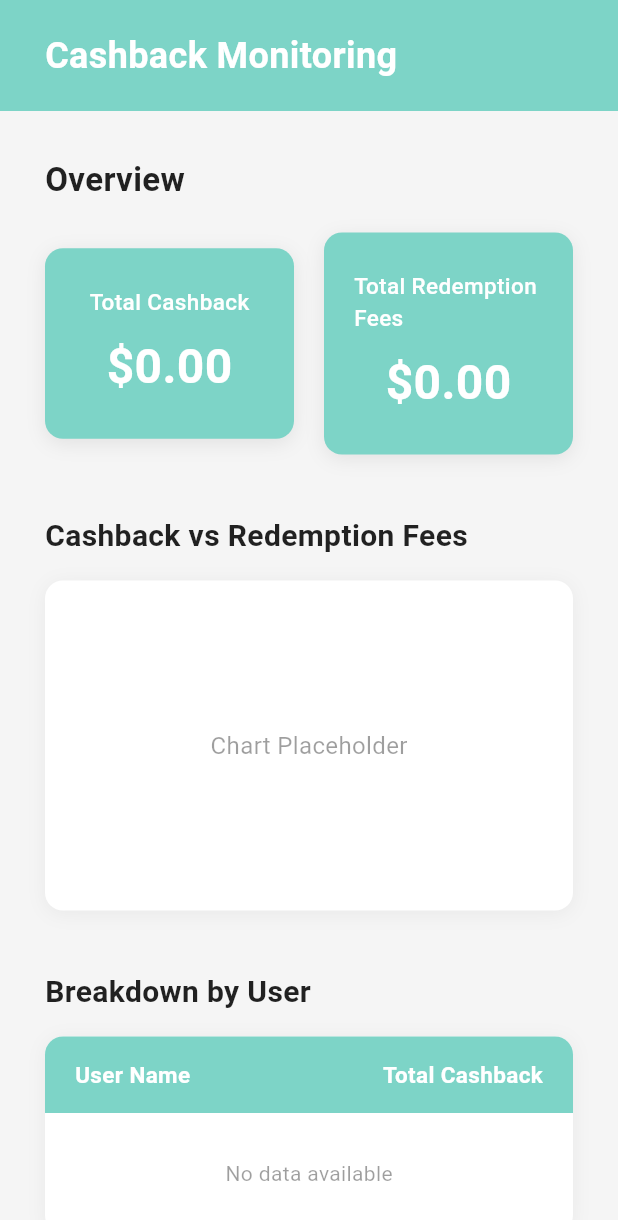
After one commit to ali88367/food_buddy_admin, a Flutter app: the CashbackMonitoringPage screen opened directly, on a phone screen of 412 x 824 dp. The commit adds this screen. Shown: the top 1220 px of the screen. Run offline on Flutter 3.47's test engine with Material 3 defaults, Android fonts, the light colour scheme and no system bars; our stand-ins replace get, sidebarx.

Commit message:
first commit

```diff
--- a/lib/HomeMain.dart
+++ b/lib/HomeMain.dart
@@ -8,6 +8,7 @@ import 'package:get/get.dart';
 import 'RedemptionLogs.dart';
 import 'Restaurants.dart';
 import 'UserDetails.dart';
+import 'cashbacks.dart';
 
 
 
@@ -43,7 +44,7 @@ class _HomeMainState extends State<HomeMain> {
                         : sidebarController.selectedindex.value == 2
                         ? RedemptionLogsPage()
                         : sidebarController.selectedindex.value == 3
-                        ? ContactPage()
+                        ? CashbackMonitoringPage()
                         : sidebarController.selectedindex.value == 4
                         ? ContactPage()
                         : sidebarController.selectedindex.value == 5
--- /dev/null
+++ b/lib/cashbacks.dart
@@ -0,0 +1,481 @@
+import 'package:flutter/material.dart';
+
+
+class CashbackMonitoringPage extends StatefulWidget {
+  const CashbackMonitoringPage({Key? key}) : super(key: key);
+
+  @override
+  State<CashbackMonitoringPage> createState() => _CashbackMonitoringPageState();
+}
+
+class _CashbackMonitoringPageState extends State<CashbackMonitoringPage> {
+  final TextEditingController _searchController = TextEditingController();
+
+  List<UserCashback> userBreakdown = [];
+  List<RestaurantCashback> restaurantBreakdown = [];
+  List<ThresholdAlert> thresholdAlerts = [];
+
+  @override
+  Widget build(BuildContext context) {
+    return Scaffold(
+      backgroundColor: Colors.grey[100],
+      body: SafeArea(
+        child: SingleChildScrollView(
+          child: Column(
+            crossAxisAlignment: CrossAxisAlignment.start,
+            children: [
+              // Header
+              Container(
+                width: double.infinity,
+                padding: const EdgeInsets.symmetric(horizontal: 30, vertical: 20),
+                color: const Color(0xFF7DD4C7),
+                child: const Text(
+                  'Cashback Monitoring',
+                  style: TextStyle(
+                    fontSize: 24,
+                    fontWeight: FontWeight.w600,
+                    color: Colors.white,
+                  ),
+                ),
+              ),
+              Padding(
+                padding: const EdgeInsets.all(30),
+                child: Column(
+                  crossAxisAlignment: CrossAxisAlignment.start,
+                  children: [
+                    // Overview Section
+                    const Text(
+                      'Overview',
+                      style: TextStyle(
+                        fontSize: 22,
+                        fontWeight: FontWeight.bold,
+                        color: Colors.black87,
+                      ),
+                    ),
+                    const SizedBox(height: 20),
+                    // Overview Cards
+                    Row(
+                      children: [
+                        Expanded(
+                          child: _buildOverviewCard(
+                            'Total Cashback',
+                            '\$0.00',
+                          ),
+                        ),
+                        const SizedBox(width: 20),
+                        Expanded(
+                          child: _buildOverviewCard(
+                            'Total Redemption Fees',
+                            '\$0.00',
+                          ),
+                        ),
+                      ],
+                    ),
+                    const SizedBox(height: 40),
+                    // Cashback vs Redemption Fees Chart
+                    const Text(
+                      'Cashback vs Redemption Fees',
+                      style: TextStyle(
+                        fontSize: 20,
+                        fontWeight: FontWeight.bold,
+                        color: Colors.black87,
+                      ),
+                    ),
+                    const SizedBox(height: 15),
+                    Container(
+                      width: double.infinity,
+                      height: 220,
+                      padding: const EdgeInsets.all(20),
+                      decoration: BoxDecoration(
+                        color: Colors.white,
+                        borderRadius: BorderRadius.circular(12),
+                        boxShadow: [
+                          BoxShadow(
+                            color: Colors.black.withOpacity(0.05),
+                            blurRadius: 10,
+                            offset: const Offset(0, 2),
+                          ),
+                        ],
+                      ),
+                      child: const Center(
+                        child: Text(
+                          'Chart Placeholder',
+                          style: TextStyle(
+                            fontSize: 16,
+                            color: Colors.black38,
+                          ),
+                        ),
+                      ),
+                    ),
+                    const SizedBox(height: 40),
+                    // Breakdown by User
+                    const Text(
+                      'Breakdown by User',
+                      style: TextStyle(
+                        fontSize: 20,
+                        fontWeight: FontWeight.bold,
+                        color: Colors.black87,
+                      ),
+                    ),
+                    const SizedBox(height: 15),
+                    Container(
+                      decoration: BoxDecoration(
+                        color: Colors.white,
+                        borderRadius: BorderRadius.circular(12),
+                        boxShadow: [
+                          BoxShadow(
+                            color: Colors.black.withOpacity(0.05),
+                            blurRadius: 10,
+                            offset: const Offset(0, 2),
+                          ),
+                        ],
+                      ),
+                      child: Column(
+                        children: [
+                          // Table Header
+                          Container(
+                            padding: const EdgeInsets.symmetric(
+                              horizontal: 20,
+                              vertical: 15,
+                            ),
+                            decoration: const BoxDecoration(
+                              color: Color(0xFF7DD4C7),
+                              borderRadius: BorderRadius.vertical(
+                                top: Radius.circular(12),
+                              ),
+                            ),
+                            child: Row(
+                              children: const [
+                                Expanded(
+                                  child: Text(
+                                    'User Name',
+                                    style: TextStyle(
+                                      fontSize: 15,
+                                      fontWeight: FontWeight.w600,
+                                      color: Colors.white,
+                                    ),
+                                  ),
+                                ),
+                                Text(
+                                  'Total Cashback',
+                                  style: TextStyle(
+                                    fontSize: 15,
+                                    fontWeight: FontWeight.w600,
+                                    color: Colors.white,
+                                  ),
+                                ),
+                              ],
+                            ),
+                          ),
+                          // Empty State
+                          if (userBreakdown.isEmpty)
+                            const Padding(
+                              padding: EdgeInsets.all(30),
+                              child: Text(
+                                'No data available',
+                                style: TextStyle(
+                                  fontSize: 14,
+                                  color: Colors.black38,
+                                ),
+                              ),
+                            ),
+                          // Table Rows
+                          ...userBreakdown.map((user) => Container(
+                            padding: const EdgeInsets.symmetric(
+                              horizontal: 20,
+                              vertical: 15,
+                            ),
+                            decoration: BoxDecoration(
+                              border: Border(
+                                bottom: BorderSide(
+                                  color: Colors.grey.shade200,
+                                ),
+                              ),
+                            ),
+                            child: Row(
+                              children: [
+                                Expanded(
+                                  child: Text(
+                                    user.userName,
+                                    style: const TextStyle(
+                                      fontSize: 14,
+                                      color: Colors.black87,
+                                    ),
+                                  ),
+                                ),
+                                Text(
+                                  '\$${user.totalCashback.toStringAsFixed(2)}',
+                                  style: const TextStyle(
+                                    fontSize: 14,
+                                    color: Colors.black87,
+                                  ),
+                                ),
+                              ],
+                            ),
+                          )),
+                        ],
+                      ),
+                    ),
+                    const SizedBox(height: 40),
+                    // Breakdown by Restaurant
+                    const Text(
+                      'Breakdown by Restaurant',
+                      style: TextStyle(
+                        fontSize: 20,
+                        fontWeight: FontWeight.bold,
+                        color: Colors.black87,
+                      ),
+                    ),
+                    const SizedBox(height: 15),
+                    Container(
+                      decoration: BoxDecoration(
+                        color: Colors.white,
+                        borderRadius: BorderRadius.circular(12),
+                        boxShadow: [
+                          BoxShadow(
+                            color: Colors.black.withOpacity(0.05),
+                            blurRadius: 10,
+                            offset: const Offset(0, 2),
+                          ),
+                        ],
+                      ),
+                      child: Column(
+                        children: [
+                          // Table Header
+                          Container(
+                            padding: const EdgeInsets.symmetric(
+                              horizontal: 20,
+                              vertical: 15,
+                            ),
+                            decoration: const BoxDecoration(
+                              color: Color(0xFF7DD4C7),
+                              borderRadius: BorderRadius.vertical(
+                                top: Radius.circular(12),
+                              ),
+                            ),
+                            child: Row(
+                              children: const [
+                                Expanded(
+                                  child: Text(
+                                    'Restaurant',
+                                    style: TextStyle(
+                                      fontSize: 15,
+                                      fontWeight: FontWeight.w600,
+                                      color: Colors.white,
+                                    ),
+                                  ),
+                                ),
+                                Text(
+                                  'Total Cashback',
+                                  style: TextStyle(
+                                    fontSize: 15,
+                                    fontWeight: FontWeight.w600,
+                                    color: Colors.white,
+                                  ),
+                                ),
+                              ],
+                            ),
+                          ),
+                          // Empty State
+                          if (restaurantBreakdown.isEmpty)
+                            const Padding(
+                              padding: EdgeInsets.all(30),
+                              child: Text(
+                                'No data available',
+                                style: TextStyle(
+                                  fontSize: 14,
+                                  color: Colors.black38,
+                                ),
+                              ),
+                            ),
+                          // Table Rows
+                          ...restaurantBreakdown.map((restaurant) => Container(
+                            padding: const EdgeInsets.symmetric(
+                              horizontal: 20,
+                              vertical: 15,
+                            ),
+                            decoration: BoxDecoration(
+                              border: Border(
+                                bottom: BorderSide(
+                                  color: Colors.grey.shade200,
+                                ),
+                              ),
+                            ),
+                            child: Row(
+                              children: [
+                                Expanded(
+                                  child: Text(
+                                    restaurant.restaurantName,
+                                    style: const TextStyle(
+                                      fontSize: 14,
+                                      color: Colors.black87,
+                                    ),
+                                  ),
+                                ),
+                                Text(
+                                  '\$${restaurant.totalCashback.toStringAsFixed(2)}',
+                                  style: const TextStyle(
+                                    fontSize: 14,
+                                    color: Colors.black87,
+                                  ),
+                                ),
+                              ],
+                            ),
+                          )),
+                        ],
+                      ),
+                    ),
+                    const SizedBox(height: 40),
+                    // Threshold Alerts
+                    const Text(
+                      'Threshold Alerts',
+                      style: TextStyle(
+                        fontSize: 20,
+                        fontWeight: FontWeight.bold,
+                        color: Colors.black87,
+                      ),
+                    ),
+                    const SizedBox(height: 15),
+                    Container(
+                      width: double.infinity,
+                      padding: const EdgeInsets.all(25),
+                      decoration: BoxDecoration(
+                        color: Colors.white,
+                        borderRadius: BorderRadius.circular(12),
+                        boxShadow: [
+                          BoxShadow(
+                            color: Colors.black.withOpacity(0.05),
+                            blurRadius: 10,
+                            offset: const Offset(0, 2),
+                          ),
+                        ],
+                      ),
+                      child: Column(
+                        crossAxisAlignment: CrossAxisAlignment.start,
+                        children: [
+                          if (thresholdAlerts.isEmpty)
+                            const Text(
+                              'No users approaching \$5 threshold.',
+                              style: TextStyle(
+                                fontSize: 14,
+                                color: Colors.black54,
+                              ),
+                            ),
+                          if (thresholdAlerts.isNotEmpty)
+                            ...thresholdAlerts.map((alert) => Padding(
+                              padding: const EdgeInsets.only(bottom: 10),
+                              child: Text(
+                                alert.message,
+                                style: const TextStyle(
+                                  fontSize: 14,
+                                  color: Colors.black87,
+                                ),
+                              ),
+                            )),
+                          const SizedBox(height: 15),
+                          Align(
+                            alignment: Alignment.centerRight,
+                            child: ElevatedButton(
+                              onPressed: () {
+                                // Search functionality
+                              },
+                              style: ElevatedButton.styleFrom(
+                                backgroundColor: Colors.grey[800],
+                                foregroundColor: Colors.white,
+                                padding: const EdgeInsets.symmetric(
+                                  horizontal: 30,
+                                  vertical: 12,
+                                ),
+                                shape: RoundedRectangleBorder(
+                                  borderRadius: BorderRadius.circular(8),
+                                ),
+                                elevation: 0,
+                              ),
+                              child: const Text(
+                                'Search',
+                                style: TextStyle(
+                                  fontSize: 14,
+                                  fontWeight: FontWeight.w500,
+                                ),
+                              ),
+                            ),
+                          ),
+                        ],
+                      ),
+                    ),
+                  ],
+                ),
+              ),
+            ],
+          ),
+        ),
+      ),
+    );
+  }
+
+  Widget _buildOverviewCard(String title, String amount) {
+    return Container(
+      padding: const EdgeInsets.symmetric(vertical: 25, horizontal: 20),
+      decoration: BoxDecoration(
+        color: const Color(0xFF7DD4C7),
+        borderRadius: BorderRadius.circular(12),
+        boxShadow: [
+          BoxShadow(
+            color: Colors.black.withOpacity(0.08),
+            blurRadius: 10,
+            offset: const Offset(0, 3),
+          ),
+        ],
+      ),
+      child: Column(
+        children: [
+          Text(
+            title,
+            style: const TextStyle(
+              fontSize: 15,
+              color: Colors.white,
+              fontWeight: FontWeight.w500,
+            ),
+          ),
+          const SizedBox(height: 10),
+          Text(
+            amount,
+            style: const TextStyle(
+              fontSize: 32,
+              fontWeight: FontWeight.bold,
+              color: Colors.white,
+            ),
+          ),
+        ],
+      ),
+    );
+  }
+}
+
+class UserCashback {
+  final String userName;
+  final double totalCashback;
+
+  UserCashback({
+    required this.userName,
+    required this.totalCashback,
+  });
+}
+
+class RestaurantCashback {
+  final String restaurantName;
+  final double totalCashback;
+
+  RestaurantCashback({
+    required this.restaurantName,
+    required this.totalCashback,
+  });
+}
+
+class ThresholdAlert {
+  final String message;
+
+  ThresholdAlert({
+    required this.message,
+  });
+}
--- /dev/null
+++ b/lib/colors.dart
@@ -0,0 +1,3 @@
+import 'package:flutter/material.dart';
+
+const background = Color.fromRGBO(134, 227, 208, 1);
--- a/lib/sidebar.dart
+++ b/lib/sidebar.dart
@@ -1,6 +1,7 @@
 
 import 'package:flutter/foundation.dart';
 import 'package:flutter/material.dart';
+import 'package:food_buddy_admin/colors.dart';
 import 'package:food_buddy_admin/sideBarController.dart';
 
 import 'package:get/get.dart';
@@ -113,7 +114,7 @@ class _ExampleSidebarXState extends State<ExampleSidebarX> {
             extendedTheme: SidebarXTheme(
               width: 200,
               decoration: BoxDecoration(
-                color: Colors.green,
+                color: background,
               ),
             ),
             footerDivider: Divider(),
@@ -140,7 +141,7 @@ class _ExampleSidebarXState extends State<ExampleSidebarX> {
                     width: 500,
                     child: Padding(
                         padding: const EdgeInsets.all(16.0),
-                        child: Image.asset('assets/images/bgName.png')),
+                        child: Image.asset('assets/logo.png')),
                   )
                       : Get.width > 1440 && Get.width <= 2550
                       ? SizedBox(
@@ -148,14 +149,14 @@ class _ExampleSidebarXState extends State<ExampleSidebarX> {
                     width: 500,
                     child: Padding(
                         padding: const EdgeInsets.all(16.0),
-                        child: Image.asset('assets/images/bgName.png')),
+                        child: Image.asset('assets/logo.png')),
                   )
                       : SizedBox(
                     height: 80,
                     width: 220,
                     child: Padding(
                         padding: const EdgeInsets.all(16.0),
-                        child: Image.asset('assets/images/bgName.png')),
+                        child: Image.asset('assets/logo.png')),
                   ),
                 ],
               );
--- a/pubspec.yaml
+++ b/pubspec.yaml
@@ -60,8 +60,8 @@ flutter:
   uses-material-design: true
 
   # To add assets to your application, add an assets section, like this:
-  # assets:
-  #   - images/a_dot_burr.jpeg
+  assets:
+    - assets/
   #   - images/a_dot_ham.jpeg
 
   # An image asset can refer to one or more resolution-specific "variants", see
```
Also changed, not shown: assets/logo.png (added).
